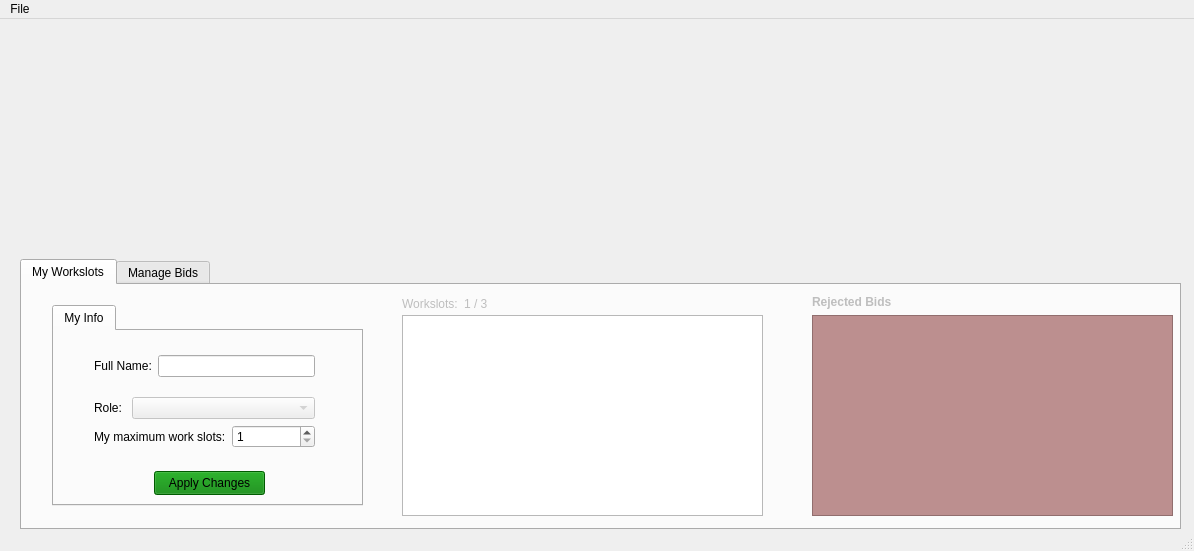
Qt form QtCafeWorkforceManager/CafeStaffWindow.ui (wreathe-unreal/CSIT314-Project) before a commit.
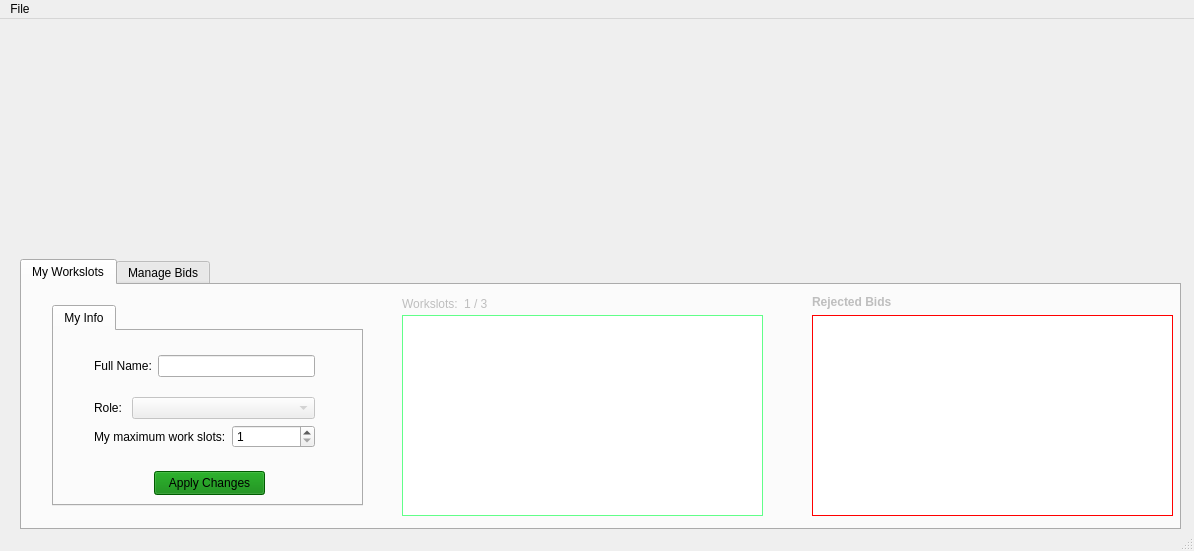
The same form after that commit. The open tabs and pages were chosen to show the change. Icons and pictures are not drawn.

Patch:
```diff
--- a/QtCafeWorkforceManager/CafeStaffWindow.ui
+++ b/QtCafeWorkforceManager/CafeStaffWindow.ui
@@ -39,6 +39,9 @@
         <height>201</height>
        </rect>
       </property>
+      <property name="styleSheet">
+       <string notr="true">border:1px solid rgb(97, 255, 137)</string>
+      </property>
      </widget>
      <widget class="QWidget" name="layoutWidget">
       <property name="geometry">
@@ -100,10 +103,13 @@
        <item>
         <widget class="QTableWidget" name="rejectedTable">
          <property name="enabled">
-          <bool>false</bool>
+          <bool>true</bool>
+         </property>
+         <property name="autoFillBackground">
+          <bool>true</bool>
          </property>
          <property name="styleSheet">
-          <string notr="true">background-color: rosybrown;</string>
+          <string notr="true">border:1px solid red;</string>
          </property>
         </widget>
        </item>
```
Left out of the diff: 8 changed lines with no effect on the pictures.
